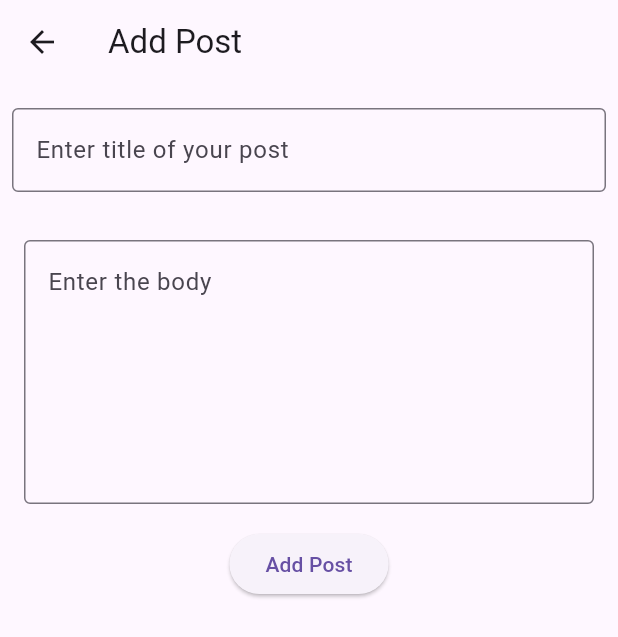
After one commit to Ferchke7/FitForFree, a Flutter app: the NewsList screen opened directly, after a tap on the "add box" icon, on a phone screen of 412 x 824 dp. The commit adds this screen. Shown: the top 637 px of the screen. Run offline on Flutter 3.47's test engine with Material 3 defaults, Android fonts, the phone set to English and light mode, and no system bars; our stand-ins replace accordion, sqflite, supabase_flutter; accounts and stored records are empty; network calls fail.

Commit message:
added some temp

```diff
--- a/FlutterNew/fitforfree/lib/database/database_helper.dart
+++ b/FlutterNew/fitforfree/lib/database/database_helper.dart
@@ -1,4 +1,4 @@
-import 'package:fitforfree/models/Routine.dart';
+import 'package:fitforfree/models/routine.dart';
 import 'package:fitforfree/models/weeks_routine.dart';
 import 'package:sqflite/sqflite.dart';
 import 'package:path/path.dart';
--- /dev/null
+++ b/FlutterNew/fitforfree/lib/models/post.dart
@@ -0,0 +1,40 @@
+class Post {
+  final int id;
+  final int userId;
+  final String titleName;
+  final String author; // Added author field
+  final int visitors; // Updated from visiters to visitors
+  final int likes;
+  final String description;
+  final DateTime createDate;
+  final DateTime updateDate;
+  final List<dynamic> postsComments;
+
+  Post({
+    required this.id,
+    required this.userId,
+    required this.titleName,
+    required this.author,
+    required this.visitors,
+    required this.likes,
+    required this.description,
+    required this.createDate,
+    required this.updateDate,
+    required this.postsComments,
+  });
+
+  factory Post.fromJson(Map<String, dynamic> json) {
+  return Post(
+    id: json['id'] ?? 0,
+    userId: json['userId'] ?? 0,
+    titleName: json['titleName'] ?? '',
+    author: json['author'] ?? '',
+    visitors: json['visitors'] ?? 0,
+    likes: json['likes'] ?? 0,
+    description: json['description'] ?? '',
+    createDate: DateTime.parse(json['createDate'] ?? ''),
+    updateDate: DateTime.parse(json['updateDate'] ?? ''),
+    postsComments: json['postsComments'] ?? [],
+  );
+  }
+}
--- a/FlutterNew/fitforfree/lib/pages/home_page.dart
+++ b/FlutterNew/fitforfree/lib/pages/home_page.dart
@@ -101,7 +101,7 @@ class _BottomMainNavigatorState
       bottomNavigationBar: BottomNavigationBar(
         items: const <BottomNavigationBarItem>[
           BottomNavigationBarItem(
-            icon: Icon(Icons.home),
+            icon: Icon(Icons.home_filled),
             label: 'Home',
             backgroundColor: Colors.black,
           ),
@@ -112,7 +112,7 @@ class _BottomMainNavigatorState
           ),
           BottomNavigationBarItem(
             icon: Icon(Icons.forum),
-            label: 'School',
+            label: 'Forum',
             backgroundColor: Colors.blueAccent,
           ),
           BottomNavigationBarItem(
--- /dev/null
+++ b/FlutterNew/fitforfree/lib/services/add_post.dart
@@ -0,0 +1,103 @@
+import 'dart:convert';
+import 'dart:io';
+
+import 'package:fitforfree/utils/common.dart';
+import 'package:flutter/material.dart';
+import 'package:http/http.dart' as http;
+class AddPost extends StatefulWidget
+
+{
+  const AddPost({Key? key}) : super(key: key);
+
+  @override
+  State<AddPost> createState() => _AddPostState();
+}
+
+class _AddPostState extends State<AddPost> {
+  final _title = TextEditingController();
+  final _description = TextEditingController();
+
+  @override
+  void dispose() {
+    _title.dispose();
+    _description.dispose();
+    super.dispose();
+  }
+  Future<void> postData() async {
+    final accessToken = client.auth.currentSession?.accessToken;
+    final String apiUrl = 'http://192.227.152.231:3333/Blog/CreatePost'; // Replace with your actual base URL
+
+    final response = await http.post(
+      Uri.parse(apiUrl),
+      headers: {
+        HttpHeaders.contentTypeHeader: "application/json",
+        HttpHeaders.authorizationHeader: "Bearer $accessToken"
+      },
+      body: jsonEncode(<String, String>{
+        'titleName': _title.text,
+        'description': _description.text,
+      }),
+    );
+
+    if (response.statusCode == 200) {
+      // Request was successful, you can handle the response here
+      print('Post Successful!');
+    } else {
+      // Request failed, handle the error
+      print('Failed to post data. Error: ${response.statusCode}');
+    }
+  }
+
+  @override
+  Widget build(BuildContext context) {
+    return Scaffold(
+      appBar: AppBar(
+        title: const Text('Add Post'),
+        shadowColor: Colors.black,
+      ),
+      body: Material(
+        child: Column(
+          crossAxisAlignment: CrossAxisAlignment.center,
+          children: <Widget>[
+             Padding(
+              padding: const EdgeInsets.symmetric(horizontal: 8, vertical: 16),
+              child: TextField(
+                controller: _title,
+                decoration: const InputDecoration(
+                  border: OutlineInputBorder(),
+                  hintText: "Enter title of your post",
+                ),
+              ),
+            ),
+             Padding(
+              padding: const EdgeInsets.symmetric(horizontal: 16, vertical: 16),
+              child: TextField(
+                controller: _description,
+                maxLines: 6,
+                decoration: const InputDecoration(
+                  border: OutlineInputBorder(),
+                  hintText: "Enter the body",
+                ),
+              ),
+            ),
+            ElevatedButton(
+              onPressed: () {
+                postData();
+                Navigator.pop(context);
+                ScaffoldMessenger.of(context).showSnackBar(
+                            const SnackBar(
+                              content: Text('Posted ^_^'),
+                              backgroundColor: Color.fromARGB(255, 76, 127, 175),
+
+                            ),
+                );
+
+              },
+              child: const Text("Add Post"),
+            ),
+          ],
+        ),
+      ),
+    );
+  }
+}
--- a/FlutterNew/fitforfree/lib/services/add_routines.dart
+++ b/FlutterNew/fitforfree/lib/services/add_routines.dart
@@ -1,5 +1,5 @@
 import 'package:fitforfree/database/database_helper.dart';
-import 'package:fitforfree/models/Routine.dart';
+import 'package:fitforfree/models/routine.dart';
 import 'package:fitforfree/services/edit_routines_service.dart';
 
 
--- a/FlutterNew/fitforfree/lib/services/new_list.dart
+++ b/FlutterNew/fitforfree/lib/services/new_list.dart
@@ -1,6 +1,9 @@
 import 'dart:convert';
 import 'dart:io';
 
+import 'package:fitforfree/models/post.dart';
+import 'package:fitforfree/services/add_post.dart';
+import 'package:fitforfree/services/read_post.dart';
 import 'package:fitforfree/utils/common.dart';
 import 'package:flutter/material.dart';
 import 'package:http/http.dart' as http;
@@ -13,25 +16,24 @@ class NewsList extends StatefulWidget {
 }
 
 class _NewsListState extends State<NewsList> {
-  late Future<List<Map<String, dynamic>>> _newsList;
+  late Future<List<Post>> _postList;
 
   @override
   void initState() {
     super.initState();
-    _newsList = fetchNewsList();
+    _postList = fetchPostList();
   }
 
-  Future<List<Map<String, dynamic>>> fetchNewsList() async {
+  Future<List<Post>> fetchPostList() async {
     try {
       final accessToken = client.auth.currentSession?.accessToken;
       print(accessToken);
       if (accessToken == null) {
-        // Handle the case where the access token is not available
         throw Exception('Access token is null.');
       }
 
       final response = await http.get(
-        Uri.parse('http://192.227.152.231:3333/ForumView'),
+        Uri.parse('http://192.227.152.231:3333/Blog/getallpostwithcomments'),
         headers: {
           HttpHeaders.contentTypeHeader: "application/json",
           HttpHeaders.authorizationHeader: "Bearer $accessToken"
@@ -40,39 +42,95 @@ class _NewsListState extends State<NewsList> {
 
       if (response.statusCode == 200) {
         List<dynamic> data = json.decode(response.body);
-        return List<Map<String, dynamic>>.from(data);
+        List<Post> postList = data.map((item) => Post.fromJson(item)).toList();
+        return postList;
       } else {
-        throw Exception('Failed to load news');
+        throw Exception('Failed to load posts');
       }
     } catch (e) {
-      // Handle any errors that occurred during the request
-      print('Error fetching news: $e');
-      throw Exception('Failed to load news');
+      print('Error fetching posts: $e');
+      throw Exception('Failed to load posts');
     }
   }
 
   @override
   Widget build(BuildContext context) {
-    return FutureBuilder<List<Map<String, dynamic>>>(
-      future: _newsList,
+    return Scaffold(
+      appBar: AppBar(
+        title: const Center(
+           child: Text('Forum')
+        ),
+        shadowColor: Colors.black,
+      ),
+      body: FutureBuilder<List<Post>>(
+        future: _postList,
         builder: (context, snapshot) {
           if (snapshot.connectionState == ConnectionState.waiting) {
-          return const CircularProgressIndicator();
+            return const LinearProgressIndicator();
           } else if (snapshot.hasError) {
             return Text('Error: ${snapshot.error}');
           } else {
-          List<Map<String, dynamic>> newsList = snapshot.data!;
+            List<Post> postList = snapshot.data!;
             return ListView.builder(
-            itemCount: newsList.length,
+              itemCount: postList.length,
               itemBuilder: (context, index) {
-              return ListTile(
-                title: Text(newsList[index]['newsText']),
-                subtitle: Text('Created by: ${newsList[index]['createdBy']}'),
+                return GestureDetector(
+                  onTap: (){
+                      Navigator.push
+                      (context, MaterialPageRoute(builder: (context)
+                      {return const ReadPost();},
+                      settings: RouteSettings(arguments: {'postList': postList[index]}
+                      ),
+                      ),
+                      );
+                  },
+                child: Card(
+                  child: Column(
+                    mainAxisSize: MainAxisSize.max,
+                    children: <Widget>[
+                      ListTile(
+
+                        title: Text(postList[index].titleName),
+                        subtitle: Text(
+                          'Created by: ${postList[index].author}\n${postList[index].likes}\n${postList[index].description}',
+                        ),
+                      ),
+                      Row(
+                        mainAxisAlignment: MainAxisAlignment.end,
+                        children: <Widget>[
+                          TextButton(
+                            child: Icon(Icons.favorite),
+                            onPressed: () {/* ... */},
+                          ),
+                          const SizedBox(width: 1),
+                          TextButton(
+                            child: Text("comments: ${postList[index].postsComments.length}"),
+                            onPressed: () {/* ... */},
+                          ),
+                          const SizedBox(width: 3),
+                        ],
+                      ),
+                    ],
+                  ),
+                ),
                 );
               },
             );
           }
         },
+      ),
+      floatingActionButton: FloatingActionButton(
+        onPressed: () {
+          print("FloatingActionButton Pressed"); // Add this line
+            Navigator.push(
+                context,
+                MaterialPageRoute(builder: (context) => const AddPost()),
+                );
+
+          },
+
+        child: const Icon(Icons.add_box_outlined),
+      ),
     );
   }
 }
--- a/FlutterNew/fitforfree/lib/services/user_api.dart
+++ b/FlutterNew/fitforfree/lib/services/user_api.dart
@@ -45,7 +45,7 @@ class _UserInformationState extends State<UserInformation> {
       future: _userInfo,
       builder: (context, snapshot) {
         if (snapshot.connectionState == ConnectionState.waiting) {
-          return CircularProgressIndicator(); // Replace with your loading indicator
+          return LinearProgressIndicator(); // Replace with your loading indicator
         } else if (snapshot.hasError) {
           return Text('Error: ${snapshot.error}');
         } else {
--- a/FlutterNew/fitforfree/pubspec.yaml
+++ b/FlutterNew/fitforfree/pubspec.yaml
@@ -45,6 +45,8 @@ dependencies:
   motion_tab_bar_v2: ^0.3.0
   http: ^1.1.2
   accordion: ^2.6.0
+  comment_box: ^0.0.18
+
 
 
 dev_dependencies:
```
Also changed, not shown: FlutterNew/fitforfree/lib/remote/request.dart (added, +26 -0 lines), FlutterNew/fitforfree/lib/services/read_post.dart (added, +190 -0 lines), FlutterNew/fitforfree/pubspec.lock. Lines whose indentation alone changed are shown as unchanged.
